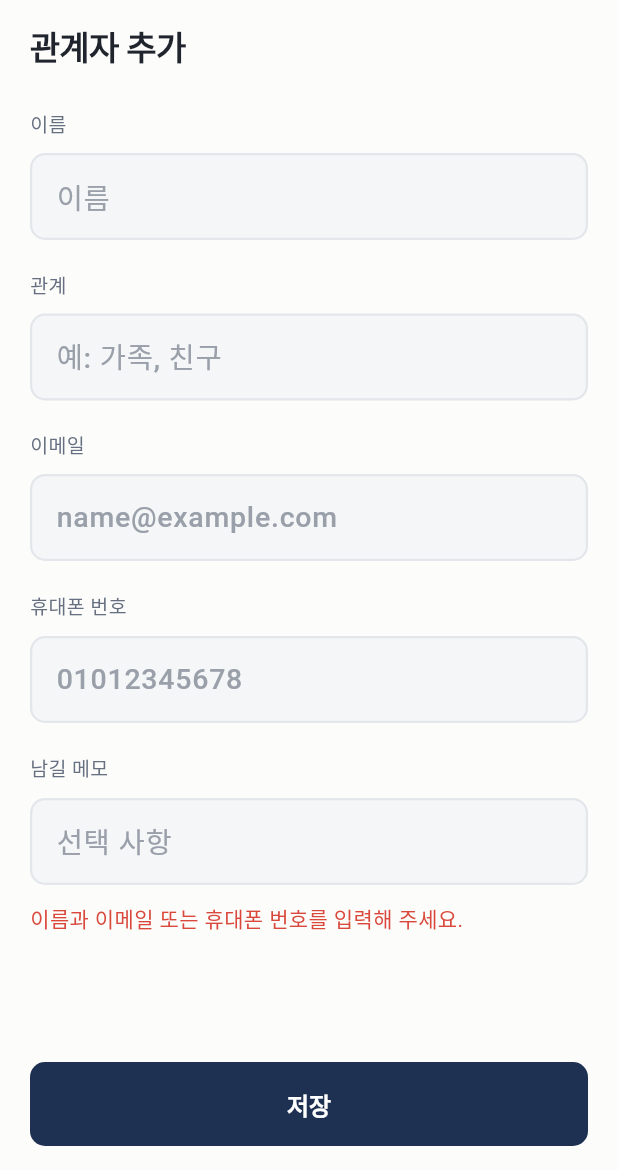
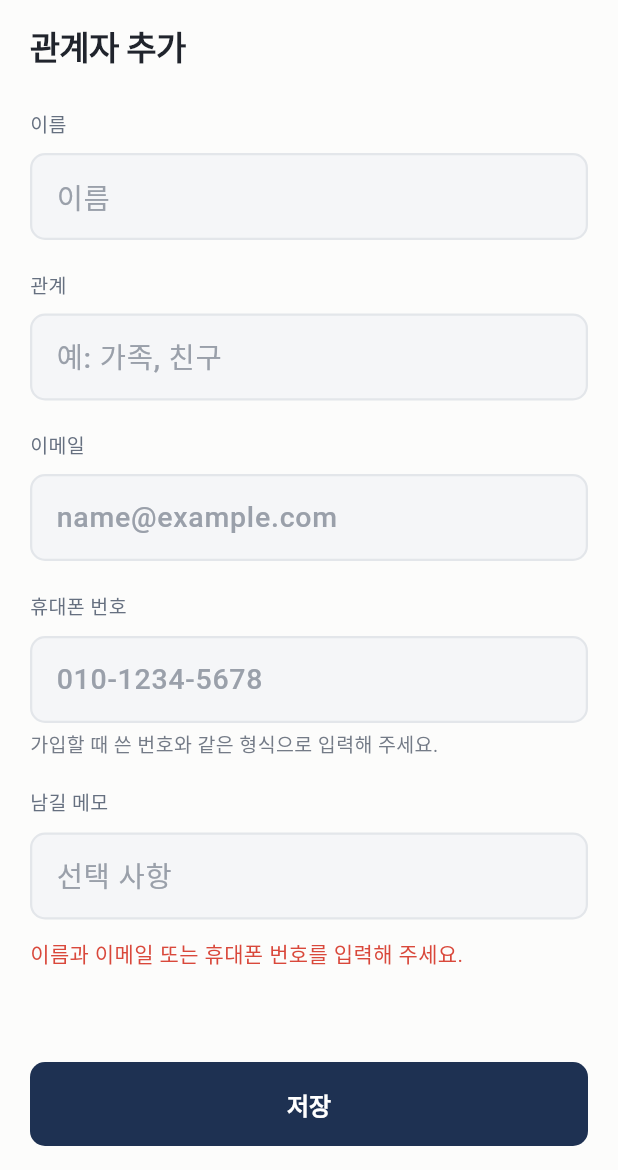
Before and after one commit to DIEALOG/DIEALOG-app, a Flutter app: the StakeholderEditScreen screen opened directly, after a tap on "저장", on a phone screen of 412 x 824 dp, the part 66-1236 px from its top. Run offline on Flutter 3.47's test engine with Material 3 defaults, Android fonts, the phone set to English and light mode, and no system bars; our stand-ins replace app_links, dio, flutter_riverpod, flutter_secure_storage, flutter_svg, go_router and 2 more; accounts and stored records are empty; Roboto replaces fonts that are missing (Pretendard).

Commit message:
fix: send phone numbers in the format each side accepts
The SMS API rejected signup with `invalid phone number`: the app sent
`010-1234-5678` while the endpoint requires E.164.

- Convert to +82 for send and verify only, leaving the number stored at
  signup in its domestic form
- Accept a +82 prefix back from phone autofill when formatting and validating
- Validate a stakeholder's number before saving, and say which format the
  server matches against
- Make the mock reject non-E.164 numbers so the suite catches this next time

Co-Authored-By: AnA <holy9unjinx@gmail.com>

```diff
--- a/lib/features/stakeholder/stakeholder_edit_screen.dart
+++ b/lib/features/stakeholder/stakeholder_edit_screen.dart
@@ -9,10 +9,11 @@ import '../../core/widgets/primary_button.dart';
 import '../../core/widgets/screen_header.dart';
 import '../../data/models/stakeholder.dart';
 import '../../data/models/transition_confirmer.dart';
-import '../settings/invitation_code_sheet.dart';
 import '../../data/providers.dart';
+import '../auth/signup/signup_rules.dart';
 import '../home/home_screen.dart';
 import '../legacy/legacy_providers.dart';
+import '../settings/invitation_code_sheet.dart';
 import 'people_providers.dart';
 
 class StakeholderEditScreen extends ConsumerStatefulWidget {
@@ -64,11 +65,20 @@ class _StakeholderEditScreenState extends ConsumerState<StakeholderEditScreen> {
   Future<void> _save() async {
     final name = _name.text.trim();
     final email = _email.text.trim();
-    final phone = _phone.text.trim();
-    if (name.isEmpty || (email.isEmpty && phone.isEmpty)) {
+    final enteredPhone = _phone.text.trim();
+    if (name.isEmpty || (email.isEmpty && enteredPhone.isEmpty)) {
       setState(() => _error = '이름과 이메일 또는 휴대폰 번호를 입력해 주세요.');
       return;
     }
+    if (enteredPhone.isNotEmpty &&
+        enteredPhone != widget.person?.phone &&
+        !SignupRules.phoneOk(enteredPhone)) {
+      setState(() => _error = '올바른 휴대폰 번호를 입력해 주세요.');
+      return;
+    }
+    // The server matches registered numbers as exact strings. Keep the form
+    // entered by the user, including separators, until it normalizes numbers.
+    final phone = enteredPhone.isEmpty ? null : enteredPhone;
     setState(() {
       _busy = true;
       _error = null;
@@ -78,7 +88,7 @@ class _StakeholderEditScreenState extends ConsumerState<StakeholderEditScreen> {
       name: name,
       relationship: _relationship.text.trim(),
       email: email.isEmpty ? null : email,
-      phone: phone.isEmpty ? null : phone,
+      phone: phone,
       message: _message.text.trim(),
       groupIds: _groupIds.toList(),
     );
@@ -195,8 +205,13 @@ class _StakeholderEditScreenState extends ConsumerState<StakeholderEditScreen> {
                   AppTextField(
                     label: '휴대폰 번호',
                     controller: _phone,
-                    hint: '01012345678',
+                    hint: '010-1234-5678',
                     keyboardType: TextInputType.phone,
+                  ),
+                  const SizedBox(height: 6),
+                  Text(
+                    '가입할 때 쓴 번호와 같은 형식으로 입력해 주세요.',
+                    style: AppText.listCaption,
                   ),
                   const SizedBox(height: 20),
                   AppTextField(
```
Also changed, not shown: lib/data/mock/mock_backend.dart (+5 -2 lines), lib/data/repositories/phone_verification_repository.dart (+11 -2 lines), lib/features/auth/signup/signup_rules.dart (+13 -7 lines), 2 other files.
